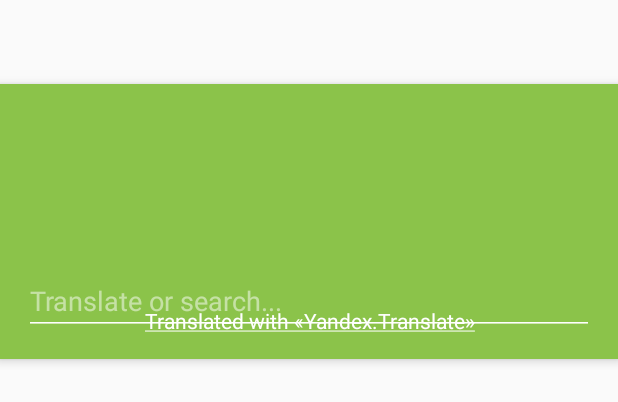
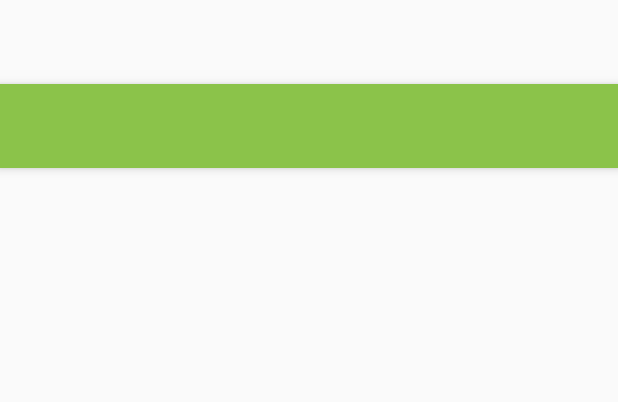
Before and after one commit to bitlinker/Translator, an Android app: the layout activity_main.xml on its own in the app's theme, with its tools: preview values and no code run, on a phone screen of 412 x 824 dp. Shown: the top 402 px of the screen. Run offline under Robolectric (Android 15) with nearby library versions, the phone set to English and light mode, and no system bars.

```diff
--- a/app/src/main/AndroidManifest.xml
+++ b/app/src/main/AndroidManifest.xml
@@ -5,7 +5,7 @@
     <uses-permission android:name="android.permission.INTERNET"/>
 
     <application
-        android:allowBackup="true"
+        android:allowBackup="false"
         android:icon="@mipmap/ic_launcher"
         android:label="@string/app_name"
         android:supportsRtl="true"
--- a/app/src/main/java/com/example/bitlinker/translator/daoapi/sqllitedb/StorioDaoApi.java
+++ b/app/src/main/java/com/example/bitlinker/translator/daoapi/sqllitedb/StorioDaoApi.java
@@ -60,6 +60,7 @@ public class StorioDaoApi implements IDaoApi {
     public Single<List<TranslatedText>> getEntriesList() {
         Query query = Query.builder()
                 .table(TranslationsTable.TABLE)
+                .orderBy(TranslationsTable.COLUMN_ID + " DESC")
                 .build();
 
         return getEntriesListWithQuery(query);
@@ -71,6 +72,7 @@ public class StorioDaoApi implements IDaoApi {
                 .table(TranslationsTable.TABLE)
                 .where("LOWER(" + TranslationsTable.COLUMN_ORIGINAL_TEXT + ") LIKE LOWER(?) OR LOWER(" + TranslationsTable.COLUMN_TRANSLATED_TEXT + ") LIKE LOWER(?)")
                 .whereArgs(new ArrayList<Object>() {{add(wildcard); add(wildcard);}})
+                .orderBy(TranslationsTable.COLUMN_ID + " DESC")
                 .build();
         return getEntriesListWithQuery(query);
     }
--- a/app/src/main/java/com/example/bitlinker/translator/daoapi/sqllitedb/TranslationsTable.java
+++ b/app/src/main/java/com/example/bitlinker/translator/daoapi/sqllitedb/TranslationsTable.java
@@ -1,4 +1,6 @@
 package com.example.bitlinker.translator.daoapi.sqllitedb;
+
+import android.support.annotation.NonNull;
 
 /**
  * Created by bitlinker on 20.08.2016.
@@ -15,7 +17,7 @@ public class TranslationsTable {
     private TranslationsTable() {
     }
 
-    public static String getCreateTableQuery() {
+    public static @NonNull String getCreateTableQuery() {
         return "CREATE TABLE " + TABLE + "("
                 + COLUMN_ID + " INTEGER NOT NULL PRIMARY KEY, "
                 + COLUMN_ORIGINAL_TEXT + " TEXT NOT NULL, "
@@ -24,7 +26,7 @@ public class TranslationsTable {
                 + ");";
     }
 
-    public static String getDropTableQuery() {
+    public static @NonNull String getDropTableQuery() {
         return "DROP TABLE " + TABLE + ";";
     }
 }
--- a/app/src/main/java/com/example/bitlinker/translator/domain/MainInteractor.java
+++ b/app/src/main/java/com/example/bitlinker/translator/domain/MainInteractor.java
@@ -7,7 +7,6 @@ import com.example.bitlinker.translator.model.TranslatedText;
 import com.example.bitlinker.translator.translateapi.ITranslateApi;
 
 import java.util.List;
-import java.util.concurrent.TimeUnit;
 
 import rx.Single;
 import rx.schedulers.Schedulers;
--- a/app/src/main/java/com/example/bitlinker/translator/translateapi/yandex/YandexTranslateApi.java
+++ b/app/src/main/java/com/example/bitlinker/translator/translateapi/yandex/YandexTranslateApi.java
@@ -3,7 +3,6 @@ package com.example.bitlinker.translator.translateapi.yandex;
 import com.example.bitlinker.translator.model.TranslatedText;
 import com.example.bitlinker.translator.translateapi.ITranslateApi;
 import com.example.bitlinker.translator.translateapi.yandex.exceptions.YandexApiKeyBannedException;
-import com.example.bitlinker.translator.translateapi.yandex.exceptions.YandexIOException;
 import com.example.bitlinker.translator.translateapi.yandex.exceptions.YandexQuotaExceededException;
 import com.example.bitlinker.translator.translateapi.yandex.exceptions.YandexTextTooLongException;
 import com.example.bitlinker.translator.translateapi.yandex.exceptions.YandexTranslateException;
@@ -21,7 +20,6 @@ import okhttp3.HttpUrl;
 import okhttp3.Interceptor;
 import okhttp3.OkHttpClient;
 import okhttp3.Request;
-import retrofit2.Call;
 import retrofit2.Response;
 import retrofit2.Retrofit;
 import retrofit2.adapter.rxjava.RxJavaCallAdapterFactory;
@@ -33,8 +31,6 @@ import retrofit2.http.Query;
 import rx.Observable;
 import rx.Single;
 import rx.exceptions.OnErrorThrowable;
-import rx.functions.Func1;
-import rx.schedulers.Schedulers;
 
 /**
  * Created by bitlinker on 20.08.2016.
--- a/app/src/main/java/com/example/bitlinker/translator/ui/presenter/IMainPresenter.java
+++ b/app/src/main/java/com/example/bitlinker/translator/ui/presenter/IMainPresenter.java
@@ -2,10 +2,6 @@ package com.example.bitlinker.translator.ui.presenter;
 
 import com.example.bitlinker.translator.model.TranslatedText;
 import com.example.bitlinker.translator.ui.view.IMainView;
-
-import java.util.List;
-
-import rx.Single;
 
 /**
  * Created by bitlinker on 22.08.2016.
--- a/app/src/main/java/com/example/bitlinker/translator/ui/presenter/MainPresenter.java
+++ b/app/src/main/java/com/example/bitlinker/translator/ui/presenter/MainPresenter.java
@@ -40,11 +40,6 @@ public class MainPresenter implements IMainPresenter {
     @Override
     public void onSearchTextChanged(String text) {
         mCurText = text;
-        if (TextUtils.isEmpty(text)) {
-            mMainView.showAddButton(false);
-        } else {
-            mMainView.showAddButton(true);
-        }
         updateList(mCurText);
     }
 
@@ -109,6 +104,7 @@ public class MainPresenter implements IMainPresenter {
             public void onNext(List<TranslatedText> items) {
                 if (mMainView != null) {
                     mMainView.updateList(items);
+                    mMainView.showAddButton(items.size() == 0 && !TextUtils.isEmpty(filter));
                 }
             }
         };
--- a/app/src/main/java/com/example/bitlinker/translator/ui/view/TranslationsListAdapter.java
+++ b/app/src/main/java/com/example/bitlinker/translator/ui/view/TranslationsListAdapter.java
@@ -7,9 +7,7 @@ import android.support.v7.widget.RecyclerView;
 import android.view.LayoutInflater;
 import android.view.View;
 import android.view.ViewGroup;
-import android.widget.TableLayout;
 import android.widget.TextView;
-import android.widget.Toast;
 
 import com.example.bitlinker.translator.R;
 import com.example.bitlinker.translator.model.TranslatedText;
--- a/app/src/main/res/layout/activity_main.xml
+++ b/app/src/main/res/layout/activity_main.xml
@@ -8,70 +8,45 @@
     android:fitsSystemWindows="true"
     tools:context="com.example.bitlinker.translator.ui.view.MainActivity">
 
-    <android.support.design.widget.AppBarLayout
-        android:layout_height="wrap_content"
-        android:layout_width="match_parent"
-        android:theme="@style/AppTheme.AppBarOverlay">
-
-        <!-- TODO: -->
-        <android.support.design.widget.CollapsingToolbarLayout
-            app:layout_scrollFlags="scroll|snap"
-            android:layout_width="match_parent"
-            android:layout_height="50dp"
-            />
-
     <android.support.v7.widget.Toolbar
         android:id="@+id/toolbar"
         android:layout_width="match_parent"
         android:layout_height="?attr/actionBarSize"
         android:background="?attr/colorPrimary"
-            app:layout_scrollFlags="scroll|snap"
         app:popupTheme="@style/AppTheme.PopupOverlay" />
+
+    <android.support.design.widget.AppBarLayout
+        android:layout_width="match_parent"
+        android:layout_height="wrap_content"
+        android:theme="@style/AppTheme.AppBarOverlay"
+        app:layout_scrollFlags="scroll|exitUntilCollapsed">
+
+        <android.support.v7.widget.Toolbar
+                android:id="@+id/toolbar_coord"
+                android:layout_width="match_parent"
+                android:layout_height="?attr/actionBarSize"
+                android:background="?attr/colorPrimary"
+                app:popupTheme="@style/AppTheme.PopupOverlay" />
+    </android.support.design.widget.AppBarLayout>
+
+    <android.support.v4.widget.NestedScrollView
+        android:layout_width="match_parent"
+        android:layout_height="match_parent"
+        android:layout_margin="@dimen/activity_horizontal_margin"
+        app:layout_behavior="@string/appbar_scrolling_view_behavior"
+        app:layout_scrollFlags="scroll|enterAlways">
 
         <FrameLayout
             android:layout_width="match_parent"
-            android:layout_height="match_parent"
-            app:layout_behavior="@string/appbar_scrolling_view_behavior"
-            app:layout_scrollFlags="scroll|enterAlways">
-
-            <RelativeLayout
-                android:layout_width="match_parent"
-                android:layout_height="match_parent"
-                android:paddingLeft="@dimen/activity_horizontal_margin"
-                android:paddingStart="@dimen/activity_horizontal_margin"
-                android:paddingRight="@dimen/activity_horizontal_margin"
-                android:paddingEnd="@dimen/activity_horizontal_margin"
-                android:paddingTop="@dimen/activity_vertical_margin"
-                android:paddingBottom="@dimen/activity_vertical_margin">
-
-                <EditText
-                    android:id="@+id/txtSearch"
-                    android:layout_width="match_parent"
-                    android:layout_height="wrap_content"
-                    android:hint="@string/translate_or_search"
-                    android:maxLines="1" />
-
+            android:layout_height="match_parent">
             <android.support.v7.widget.RecyclerView
                 android:id="@+id/lstTranslations"
                 android:layout_below="@+id/txtSearch"
                 android:layout_above="@+id/txtCopyright"
                 android:layout_width="match_parent"
                 android:layout_height="match_parent">
-
                 <requestFocus/>
             </android.support.v7.widget.RecyclerView>
-
-                <TextView
-                    android:id="@+id/txtCopyright"
-                    android:text="@string/translator_copyright"
-                    android:layout_width="match_parent"
-                    android:layout_height="wrap_content"
-                    android:layout_alignParentBottom="true"
-                    android:ellipsize="end"
-                    android:gravity="center"
-                    android:textColorLink="@android:color/primary_text_dark"/>
-
-            </RelativeLayout>
 
             <ProgressBar
                 android:layout_gravity="center"
@@ -80,8 +55,7 @@
                 android:layout_width="wrap_content"
                 android:layout_height="wrap_content"/>
         </FrameLayout>
-
-    </android.support.design.widget.AppBarLayout>
+    </android.support.v4.widget.NestedScrollView>
 
     <android.support.design.widget.FloatingActionButton
         android:id="@+id/fab"
@@ -94,4 +68,18 @@
         android:src="@drawable/plus"
         android:visibility="gone"/>
 
+    <TextView
+        android:id="@+id/txtCopyright"
+        android:text="@string/translator_copyright"
+        android:layout_width="match_parent"
+        android:layout_height="wrap_content"
+        android:layout_marginLeft="@dimen/activity_horizontal_margin"
+        android:layout_marginRight="@dimen/activity_horizontal_margin"
+        android:layout_marginTop="@dimen/activity_vertical_margin"
+        android:layout_marginBottom="@dimen/activity_vertical_margin"
+        android:ellipsize="end"
+        android:gravity="center"
+        android:textColorLink="@android:color/primary_text_dark"
+        android:layout_gravity="bottom"/>
+
 </android.support.design.widget.CoordinatorLayout>
--- a/app/src/main/res/values/strings.xml
+++ b/app/src/main/res/values/strings.xml
@@ -1,8 +1,8 @@
 <resources>
-    <string name="app_name">Translator</string>
+    <string name="app_name" translatable="false">Translator</string>
     <string name="action_settings">Settings</string>
 
-    <string name="translate_or_search">Translate or search...</string>
+    <string name="translate_or_search">Translate or search…</string>
 
     <string name="translator_copyright"><a href="http://translate.yandex.ru/">Translated with «Yandex.Translate»</a></string>
 
```
Also changed, not shown: app/build.gradle (+5 -5 lines), app/src/main/java/com/example/bitlinker/translator/daoapi/IDaoApi.java (+6 -5 lines), app/src/main/java/com/example/bitlinker/translator/ui/view/MainActivity.java (+39 -19 lines), app/src/main/res/drawable/ic_search_black_24dp.xml (added, +9 -0 lines), app/src/main/res/menu/main_menu.xml (added, +17 -0 lines), 2 other files. Lines whose indentation alone changed are shown as unchanged.
